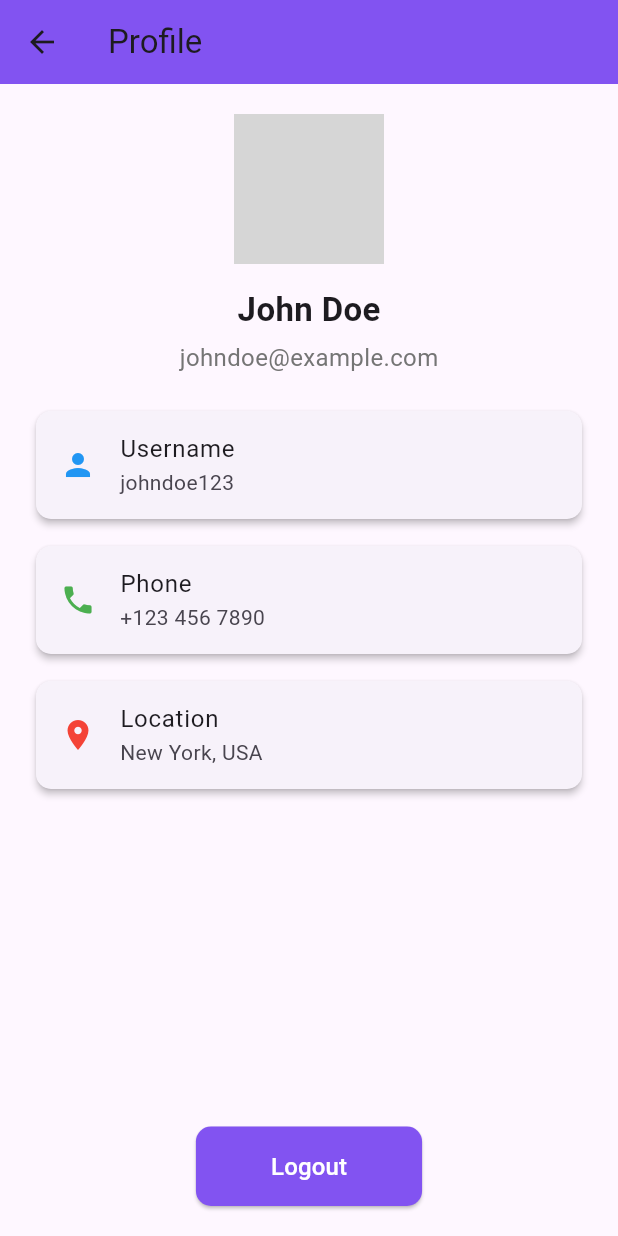
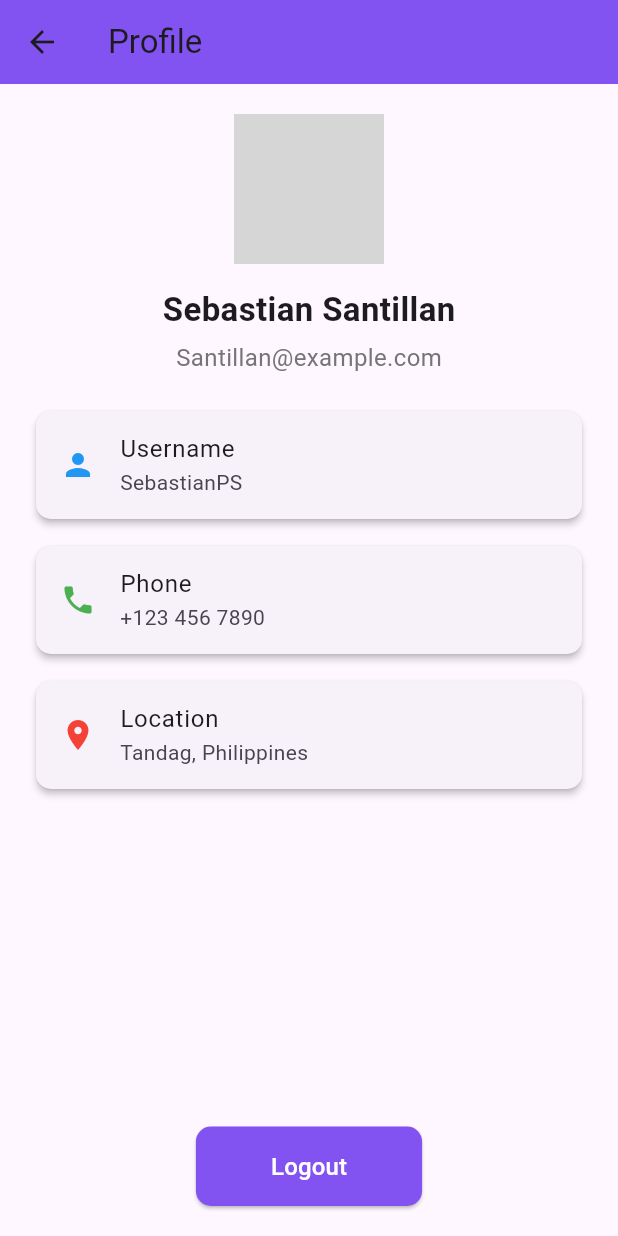
Before and after one commit to SantillanPs/assignment, a Flutter app: the Profile screen opened directly, on a phone screen of 412 x 824 dp. Run offline on Flutter 3.47's test engine with Material 3 defaults, Android fonts, the phone set to English and light mode, and no system bars; grey boxes are pictures that could not be loaded.

Commit message:
info corrections

```diff
--- a/lib/profile.dart
+++ b/lib/profile.dart
@@ -22,12 +22,12 @@ class Profile extends StatelessWidget {
             ),
             SizedBox(height: 15),
             Text(
-              "John Doe",
+              "Sebastian Santillan",
               style: TextStyle(fontSize: 22, fontWeight: FontWeight.bold),
             ),
             SizedBox(height: 5),
             Text(
-              "johndoe@example.com",
+              "Santillan@example.com",
               style: TextStyle(fontSize: 16, color: Colors.grey[600]),
             ),
             SizedBox(height: 20),
@@ -39,7 +39,7 @@ class Profile extends StatelessWidget {
               child: ListTile(
                 leading: Icon(Icons.person, color: Colors.blue),
                 title: Text("Username"),
-                subtitle: Text("johndoe123"),
+                subtitle: Text("SebastianPS"),
               ),
             ),
             SizedBox(height: 10),
@@ -63,7 +63,7 @@ class Profile extends StatelessWidget {
               child: ListTile(
                 leading: Icon(Icons.location_on, color: Colors.red),
                 title: Text("Location"),
-                subtitle: Text("New York, USA"),
+                subtitle: Text("Tandag, Philippines"),
               ),
             ),
             Spacer(),
```
